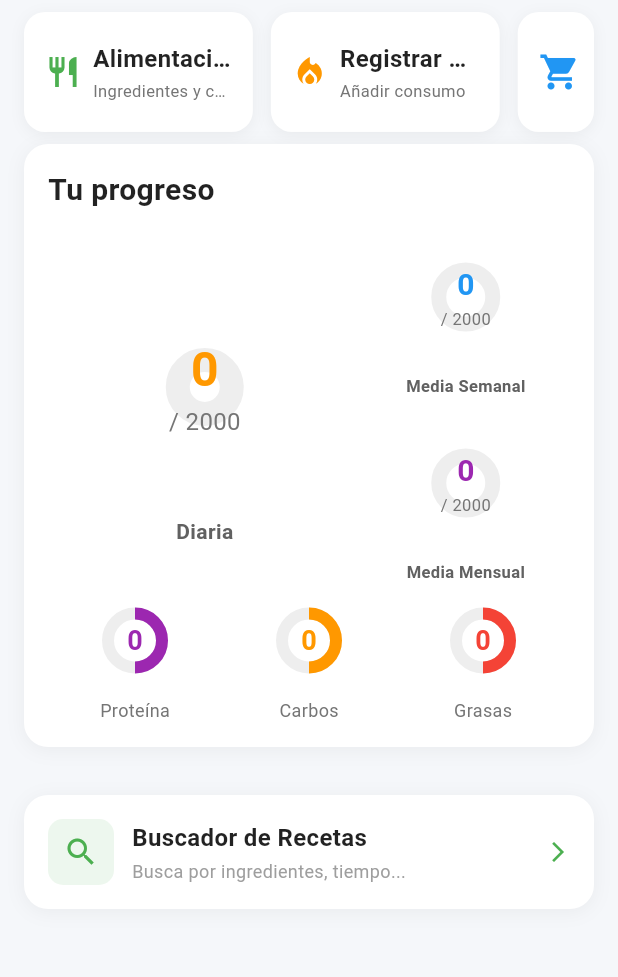
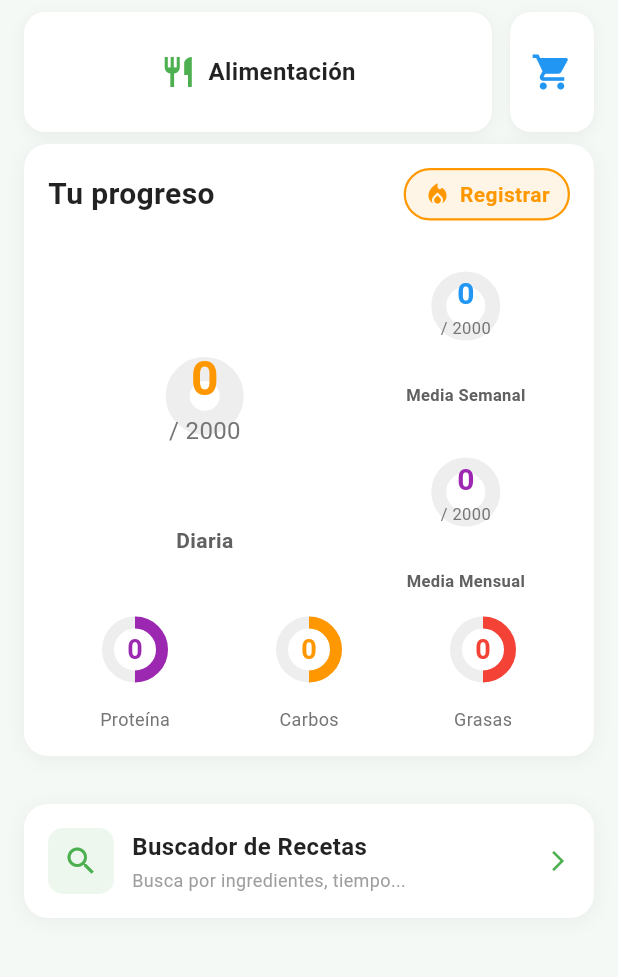
Before and after one commit to power4gods-source/NutriApp, a Flutter app: the HomeScreen screen opened directly, on a phone screen of 412 x 824 dp, the part 84-1061 px from its top. Run offline on Flutter 3.47's test engine with Material 3 defaults, Android fonts, the phone set to English and light mode, and no system bars; our stand-ins replace fl_chart, shared_preferences, supabase_flutter; accounts and stored records are empty; network calls fail.

Commit message:
UI: Simplify top actions (only AlimentaciÃ³n and cart icon), enlarge daily progress circle, add register consumption button in progress card, add light green background

```diff
--- a/nutri_track/lib/screens/home_screen.dart
+++ b/nutri_track/lib/screens/home_screen.dart
@@ -307,7 +307,7 @@ class _HomeScreenState extends State<HomeScreen> {
     final firstLetter = username.isNotEmpty ? username[0].toUpperCase() : '?';
 
     return Scaffold(
-      backgroundColor: const Color(0xFFF5F7FA),
+      backgroundColor: const Color(0xFFF5F9F5), // Verde muy ligero con toques grisáceos
       drawer: const AppDrawer(),
       appBar: AppBar(
         backgroundColor: Colors.white,
@@ -404,6 +404,10 @@ class _HomeScreenState extends State<HomeScreen> {
         child: Column(
           crossAxisAlignment: CrossAxisAlignment.start,
           children: [
+            // Título con botón de registrar consumo a la derecha
+            Row(
+              mainAxisAlignment: MainAxisAlignment.spaceBetween,
+              children: [
                 const Text(
                   'Tu progreso',
                   style: TextStyle(
@@ -411,6 +415,37 @@ class _HomeScreenState extends State<HomeScreen> {
                     fontWeight: FontWeight.bold,
                     color: Colors.black87,
                   ),
+                ),
+                InkWell(
+                  onTap: _navigateToAddConsumption,
+                  child: Container(
+                    padding: const EdgeInsets.symmetric(horizontal: 12, vertical: 6),
+                    decoration: BoxDecoration(
+                      color: Colors.orange.withValues(alpha: 0.1),
+                      borderRadius: BorderRadius.circular(20),
+                      border: Border.all(color: Colors.orange, width: 1.5),
+                    ),
+                    child: Row(
+                      mainAxisSize: MainAxisSize.min,
+                      children: [
+                        Icon(Icons.local_fire_department,
+                          color: Colors.orange,
+                          size: 18,
+                        ),
+                        const SizedBox(width: 6),
+                        const Text(
+                          'Registrar',
+                          style: TextStyle(
+                            fontSize: 14,
+                            fontWeight: FontWeight.bold,
+                            color: Colors.orange,
+                          ),
+                        ),
+                      ],
+                    ),
+                  ),
+                ),
+              ],
             ),
             const SizedBox(height: 12),
             // Tres círculos: Diaria (grande), Media Semanal y Mensual (pequeños)
@@ -504,43 +539,26 @@ class _HomeScreenState extends State<HomeScreen> {
       padding: const EdgeInsets.symmetric(horizontal: 16),
       child: Row(
         children: [
-          // Alimentación (3/4)
+          // Alimentación - Solo texto
           Expanded(
-            flex: 3,
             child: _buildActionCard(
               icon: Icons.restaurant,
               title: 'Alimentación',
-              subtitle: 'Ingredientes y compra',
+              subtitle: '',
               color: const Color(0xFF4CAF50),
               onTap: _navigateToIngredients,
               horizontalLayout: true, // Icono al lado del texto
             ),
           ),
           const SizedBox(width: 12),
-          // Registrar Comida (3/4)
-          Expanded(
-            flex: 3,
-            child: _buildActionCard(
-              icon: Icons.local_fire_department,
-              title: 'Registrar Comida',
-              subtitle: 'Añadir consumo',
-              color: Colors.orange,
-              onTap: _navigateToAddConsumption,
-              horizontalLayout: true, // Icono al lado del texto
-            ),
-          ),
-          const SizedBox(width: 12),
-          // Lista Compra (1/4) - Solo icono
-          Expanded(
-            flex: 1,
-            child: _buildActionCard(
+          // Lista Compra - Solo icono del carrito
+          _buildActionCard(
             icon: Icons.shopping_cart,
             title: '',
             subtitle: '',
             color: Colors.blue,
             onTap: _navigateToShoppingList,
             iconOnly: true, // Solo icono, sin texto
-            ),
           ),
         ],
       ),
@@ -587,11 +605,7 @@ class _HomeScreenState extends State<HomeScreen> {
                       Icon(icon, color: color, size: 24),
                       const SizedBox(width: 8),
                       Flexible(
-                        child: Column(
-                          mainAxisSize: MainAxisSize.min,
-                          crossAxisAlignment: CrossAxisAlignment.start,
-                          children: [
-                            Text(
+                        child: Text(
                           title,
                           style: const TextStyle(
                             fontSize: 16,
@@ -600,20 +614,6 @@ class _HomeScreenState extends State<HomeScreen> {
                           ),
                           maxLines: 1,
                           overflow: TextOverflow.ellipsis,
-                            ),
-                            if (subtitle.isNotEmpty) ...[
-                              const SizedBox(height: 2),
-                              Text(
-                                subtitle,
-                                style: TextStyle(
-                                  fontSize: 11,
-                                  color: Colors.grey[600],
-                                ),
-                                maxLines: 1,
-                                overflow: TextOverflow.ellipsis,
-                              ),
-                            ],
-                          ],
                         ),
                       ),
                     ],
```
Lines whose indentation alone changed are shown as unchanged.
